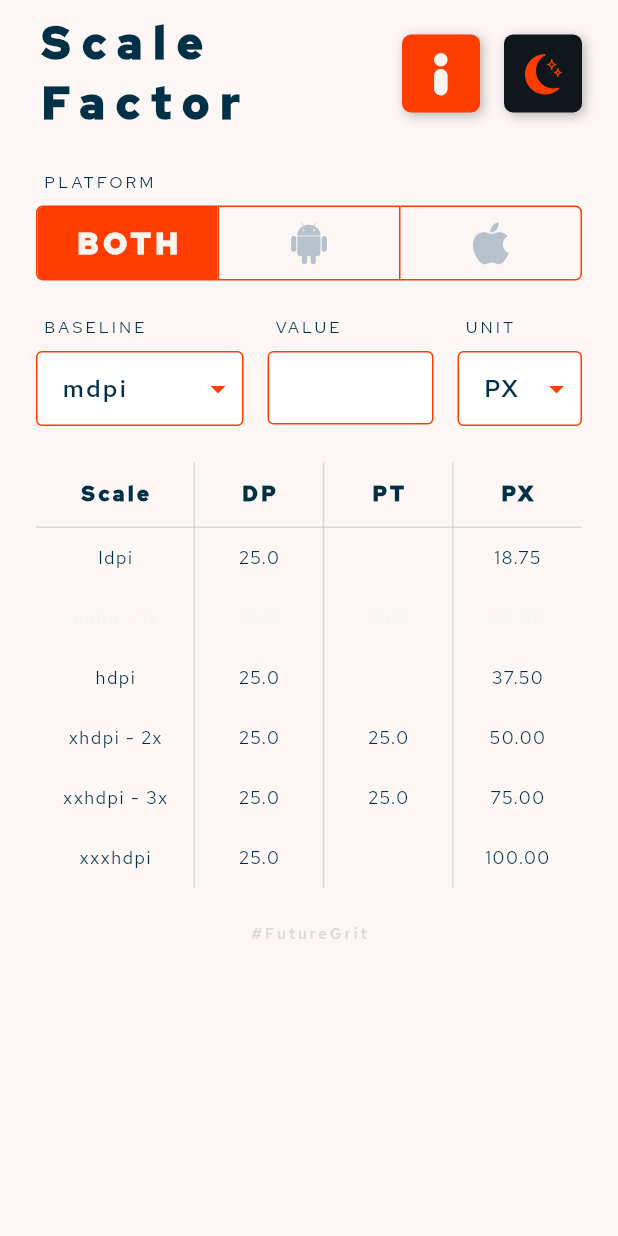
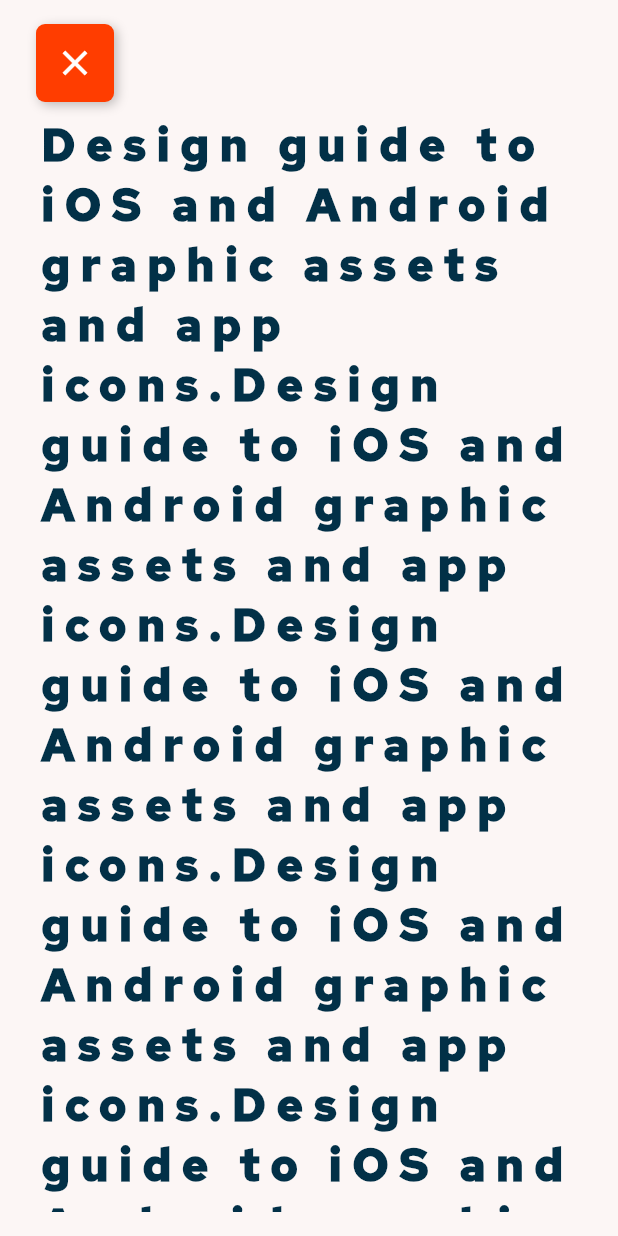
Before and after one commit to FutureGrit/scale-factor, a Flutter app: the screen it shows after launch, after a tap on an icon or button, on a phone screen of 412 x 824 dp. Run offline on Flutter 3.47's test engine with Material 2 defaults, Android fonts, the phone set to English and light mode, and no system bars.

Commit message:
:construction: Implement information screen ui outline
1) Added a new file [ui/views/information.dart] to provide design guidline for android and ios.
2) Implemented navigation functionality on tap of info button on home screen.

```diff
--- /dev/null
+++ b/lib/ui/views/information_view.dart
@@ -0,0 +1,40 @@
+import 'package:flutter/material.dart';
+import 'package:flutter/rendering.dart';
+import 'package:scale_factor/ui/themes/shared_styles.dart';
+import 'package:scale_factor/ui/widgets/custom_icon_button.dart';
+import 'package:scale_factor/utils/ui_utils.dart';
+
+class InformationView extends StatelessWidget {
+  @override
+  Widget build(BuildContext context) {
+    return Scaffold(
+      body: SafeArea(
+        child: Container(
+          padding: EdgeInsets.symmetric(
+              horizontal: kPaddingLarge, vertical: kPaddingMedium),
+          child: Column(
+            crossAxisAlignment: CrossAxisAlignment.start,
+            children: [
+              CustomIconButton(
+                icon: Icons.close,
+                iconColor: Colors.white,
+                onPressed: () => Navigator.pop(context),
+              ),
+              kVerticalSpaceSmall,
+              Expanded(
+                child: SingleChildScrollView(
+                  scrollDirection: Axis.vertical,
+                  // TODO: Implement Design guide
+                  child: Text(
+                    'Design guide to iOS and Android graphic assets and app icons.Design guide to iOS and Android graphic assets and app icons.Design guide to iOS and Android graphic assets and app icons.Design guide to iOS and Android graphic assets and app icons.Design guide to iOS and Android graphic assets and app icons.Design guide to iOS and Android graphic assets and app icons.Design guide to iOS and Android graphic assets and app icons.Design guide to iOS and Android graphic assets and app icons.Design guide to iOS and Android graphic assets and app icons.Design guide to iOS and Android graphic assets and app icons.Design guide to iOS and Android graphic assets and app icons.Design guide to iOS and Android graphic assets and app icons.Design guide to iOS and Android graphic assets and app icons.Design guide to iOS and Android graphic assets and app icons.Design guide to iOS and Android graphic assets and app icons.Design guide to iOS and Android graphic assets and app icons.Design guide to iOS and Android graphic assets and app icons.Design guide to iOS and Android graphic assets and app icons.Design guide to iOS and Android graphic assets and app icons.Design guide to iOS and Android graphic assets and app icons.Design guide to iOS and Android graphic assets and app icons.Design guide to iOS and Android graphic assets and app icons.Design guide to iOS and Android graphic assets and app icons.Design guide to iOS and Android graphic assets and app icons.',
+                    style: kAppTitleTextStyle,
+                  ),
+                ),
+              ),
+            ],
+          ),
+        ),
+      ),
+    );
+  }
+}
--- a/lib/ui/widgets/custom_app_bar.dart
+++ b/lib/ui/widgets/custom_app_bar.dart
@@ -3,6 +3,7 @@
 
 import 'package:scale_factor/services/app_theme_service.dart';
 import 'package:scale_factor/ui/themes/app_colors.dart';
+import 'package:scale_factor/ui/views/information_view.dart';
 import 'package:scale_factor/utils/ui_utils.dart';
 import 'custom_icon_button.dart';
 import '../custom_icons.dart';
@@ -44,8 +45,10 @@
                   : kIconActiveColorOnLight,
               backgroundColor: Theme.of(context).accentColor,
               onPressed: () {
-                // TODO: Navigate to screen information.dart this screen will
-                //  provide information and guideline for android and iOS
+                Navigator.push(
+                  context,
+                  MaterialPageRoute(builder: (context) => InformationView()),
+                );
               },
             ),
             kHorizontalSpaceMedium,
```
